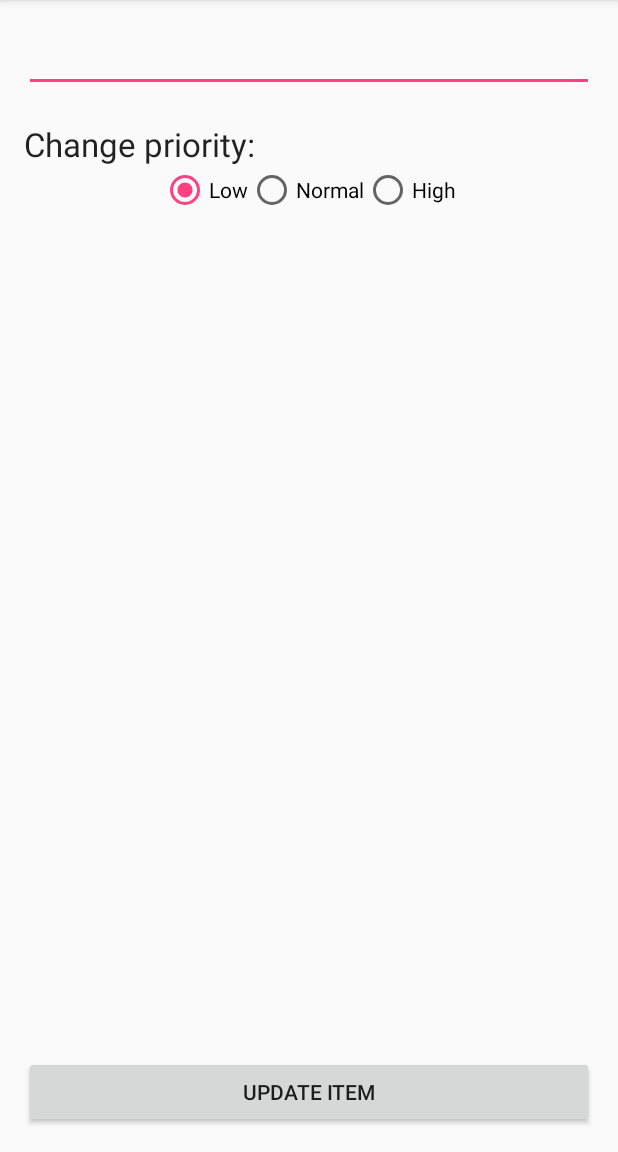
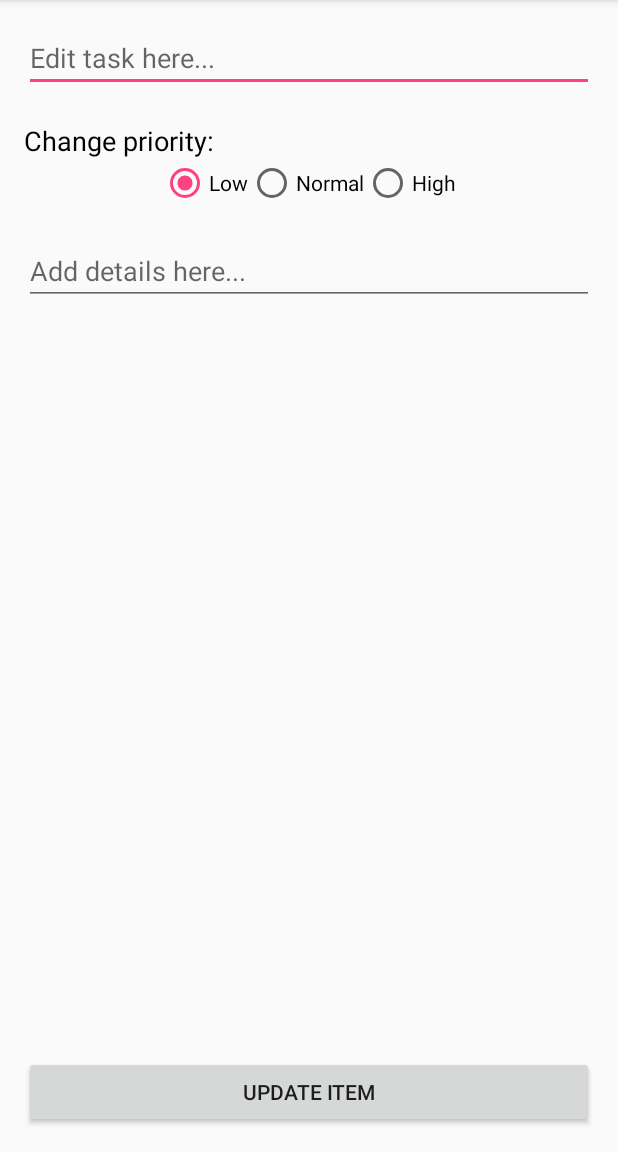
Before and after one commit to psdewar2/ToDo, an Android app: the EditItemActivity screen opened directly, with no data from a screen before it, on a phone screen of 412 x 824 dp, the part 84-1236 px from its top. Run offline under Robolectric (Android 15) with nearby library versions, the phone set to English and light mode, and no system bars.

Commit message:
Users can now add and edit details to their todo items

```diff
--- a/app/src/main/java/com/psd/todo/EditItemActivity.java
+++ b/app/src/main/java/com/psd/todo/EditItemActivity.java
@@ -3,37 +3,41 @@ package com.psd.todo;
 import android.content.Intent;
 import android.os.Bundle;
 import android.support.v7.app.AppCompatActivity;
-import android.util.Log;
 import android.view.View;
 import android.view.WindowManager;
 import android.widget.EditText;
 import android.widget.RadioGroup;
+import android.widget.Toast;
 
 public class EditItemActivity extends AppCompatActivity {
+    //widgets
+    EditText updateTaskEditText, editDetailsEditText;
+    RadioGroup radioGroupUpdate;
+
+    //extras
     int position;
-    EditText etEditItem;
-    String task;
+    String task, details;
     ToDoItem.Priority priority;
+
     boolean priorityChanged = false;
-
-    private final int RES_CODE1 = 1;
 
     @Override
     protected void onCreate(Bundle savedInstanceState) {
         super.onCreate(savedInstanceState);
         setContentView(R.layout.activity_edit_item);
-        etEditItem = (EditText) findViewById(R.id.etEditItem);
+        updateTaskEditText = (EditText) findViewById(R.id.updateTaskEditText);
+        radioGroupUpdate = (RadioGroup) findViewById(R.id.radioGroupUpdate);
+        editDetailsEditText = (EditText) findViewById(R.id.editDetailsEditText);
+
         position = getIntent().getIntExtra("position", -1);
         task = getIntent().getStringExtra("task");
         priority = (ToDoItem.Priority) getIntent().getSerializableExtra("priority");
+        details = getIntent().getStringExtra("details");
 
-        etEditItem.setText(task);
+        updateTaskEditText.setText(task);
         getWindow().setSoftInputMode(WindowManager.LayoutParams.SOFT_INPUT_STATE_VISIBLE);
-        etEditItem.requestFocus();
-        Log.d("PRIORITY IS: ", "uh" + priority);
+        updateTaskEditText.requestFocus();
 
-        RadioGroup radioGroupUpdate = (RadioGroup) findViewById(R.id.radioGroupUpdate);
-        if (radioGroupUpdate != null) {
         if (priority == ToDoItem.Priority.HIGH) radioGroupUpdate.check(R.id.highPriority);
         else if (priority == ToDoItem.Priority.NORMAL) radioGroupUpdate.check(R.id.normPriority);
         else radioGroupUpdate.check(R.id.lowPriority);
@@ -47,19 +51,28 @@ public class EditItemActivity extends AppCompatActivity {
                 else priority = ToDoItem.Priority.LOW;
             }
         });
+
+        editDetailsEditText.setText(details);
     }
 
+    public void onUpdateItem(View view) {
+        Intent i = new Intent();
+        int RES_CODE1 = 1;
+        String updatedTask = updateTaskEditText.getText().toString();
+        String updatedDetails = editDetailsEditText.getText().toString();
+        if (updatedTask.equals("")) {
+            updateTaskEditText.setText(task);
+            Toast.makeText(this, "You can't leave task blank!", Toast.LENGTH_SHORT).show();
+        } else if (!updatedTask.equals(task) || priorityChanged || !updatedDetails.equals(details)) {
+            i.putExtra("position", position);
+            i.putExtra("task", updatedTask);
+            i.putExtra("priority", priority);
+            i.putExtra("details", updatedDetails);
+            setResult(RES_CODE1, i);
+            finish();
+        } else {
+            finish();
+        }
 
     }
-
-    public void onSaveItem(View view) {
-        Intent i = new Intent();
-        if (!etEditItem.getText().toString().equals(task) || priorityChanged) {
-            i.putExtra("position", position);
-            i.putExtra("newItem", etEditItem.getText().toString());
-            i.putExtra("priority", priority);
-            setResult(RES_CODE1, i);
 }
-        finish();
-    }
-}
--- a/app/src/main/java/com/psd/todo/ToDoActivity.java
+++ b/app/src/main/java/com/psd/todo/ToDoActivity.java
@@ -58,6 +58,7 @@ public class ToDoActivity extends AppCompatActivity implements AddItemFragment.O
                 i.putExtra("position", position);
                 i.putExtra("task", todoItems.get(position).task);
                 i.putExtra("priority", todoItems.get(position).priority);
+                i.putExtra("details", todoItems.get(position).details);
                 startActivityForResult(i, REQ_CODE1);
             }
         });
@@ -102,8 +103,9 @@ public class ToDoActivity extends AppCompatActivity implements AddItemFragment.O
     protected void onActivityResult(int requestCode, int resultCode, Intent data) {
         if (requestCode == resultCode) {
             int position = data.getExtras().getInt("position");
-            todoItems.get(position).task = data.getExtras().getString("newItem");
+            todoItems.get(position).task = data.getExtras().getString("task");
             todoItems.get(position).priority = (ToDoItem.Priority) data.getExtras().getSerializable("priority");
+            todoItems.get(position).details = data.getExtras().getString("details");
             todoItems.set(position, todoItems.get(position));
             todoAdapter.notifyItemChanged(position); //use for item specific updates
 
--- a/app/src/main/java/com/psd/todo/ToDoItem.java
+++ b/app/src/main/java/com/psd/todo/ToDoItem.java
@@ -34,7 +34,7 @@ public class ToDoItem extends Model {
     //Constructors
     public ToDoItem() {
         super();
-    }
+    } //required to use active android
 
     public ToDoItem(String task, Priority priority) {
         super();
--- a/app/src/main/res/layout/activity_edit_item.xml
+++ b/app/src/main/res/layout/activity_edit_item.xml
@@ -12,18 +12,19 @@
     <EditText
         android:layout_width="wrap_content"
         android:layout_height="wrap_content"
-        android:id="@+id/etEditItem"
+        android:id="@+id/updateTaskEditText"
         android:layout_alignParentLeft="true"
         android:layout_alignParentStart="true"
         android:layout_alignParentRight="true"
-        android:layout_alignParentEnd="true" />
+        android:layout_alignParentEnd="true"
+        android:hint="@string/editTask" />
 
     <Button
         android:layout_width="wrap_content"
         android:layout_height="wrap_content"
         android:text="@string/update"
         android:id="@+id/saveButton"
-        android:onClick="onSaveItem"
+        android:onClick="onUpdateItem"
         android:layout_alignParentBottom="true"
         android:layout_alignParentLeft="true"
         android:layout_alignParentStart="true"
@@ -33,13 +34,14 @@
     <TextView
         android:layout_width="wrap_content"
         android:layout_height="wrap_content"
-        android:textAppearance="?android:attr/textAppearanceLarge"
+        android:textSize="18sp"
+        android:textColor="#000000"
         android:text="@string/changePriority"
         android:id="@+id/changePriorityTextView"
         android:layout_marginTop="20dp"
-        android:layout_below="@+id/etEditItem"
-        android:layout_alignParentLeft="true"
-        android:layout_alignParentStart="true" />
+        android:layout_below="@+id/updateTaskEditText"
+        android:layout_alignStart="@id/updateTaskEditText"
+        android:layout_alignLeft="@id/updateTaskEditText"/>
 
     <RadioGroup
         android:layout_width="wrap_content"
@@ -67,4 +69,18 @@
             android:id="@+id/highPriority" />
     </RadioGroup>
 
+    <EditText
+        android:layout_width="wrap_content"
+        android:layout_height="wrap_content"
+        android:inputType="textMultiLine"
+        android:ems="10"
+        android:id="@+id/editDetailsEditText"
+        android:layout_below="@+id/radioGroupUpdate"
+        android:layout_alignParentLeft="true"
+        android:layout_alignParentStart="true"
+        android:layout_alignParentRight="true"
+        android:layout_alignParentEnd="true"
+        android:hint="@string/addDetails"
+        android:layout_marginTop="20dp"/>
+
 </RelativeLayout>
--- a/app/src/main/res/layout/fragment_add_item.xml
+++ b/app/src/main/res/layout/fragment_add_item.xml
@@ -94,7 +94,7 @@
             android:layout_height="wrap_content"
             android:inputType="textMultiLine"
             android:ems="10"
-            android:id="@+id/editText"
+            android:id="@+id/detailsEditText"
             android:layout_below="@+id/details"
             android:layout_alignParentLeft="true"
             android:layout_alignParentStart="true"
@@ -108,7 +108,7 @@
             android:text="@string/add_item"
             android:id="@+id/btnAddItem"
             android:layout_marginTop="32dp"
-            android:layout_below="@+id/editText"
+            android:layout_below="@+id/detailsEditText"
             android:layout_alignParentLeft="true"
             android:layout_alignParentStart="true"
             android:layout_alignRight="@+id/newTaskEditText"
--- a/app/src/main/res/values/strings.xml
+++ b/app/src/main/res/values/strings.xml
@@ -3,7 +3,7 @@
     <string name="add">Add</string>
     <string name="add_item">Add Item</string>
     <string name="update">Update item</string>
-    <string name="edit_item">Edit item below:</string>
+    <string name="editDetails">Edit details:</string>
     <string name="dueDate">Due Date</string>
     <string name="title_activity_to_do">ToDo</string>
     <string name="newTask">New Task</string>
@@ -14,4 +14,6 @@
     <string name="high">High</string>
     <string name="details">Details</string>
     <string name="changePriority">Change priority:</string>
+    <string name="addDetails">Add details here...</string>
+    <string name="editTask">Edit task here...</string>
 </resources>
```
Also changed, not shown: app/src/main/java/com/psd/todo/AddItemFragment.java (+14 -5 lines). Lines whose indentation alone changed are shown as unchanged.
